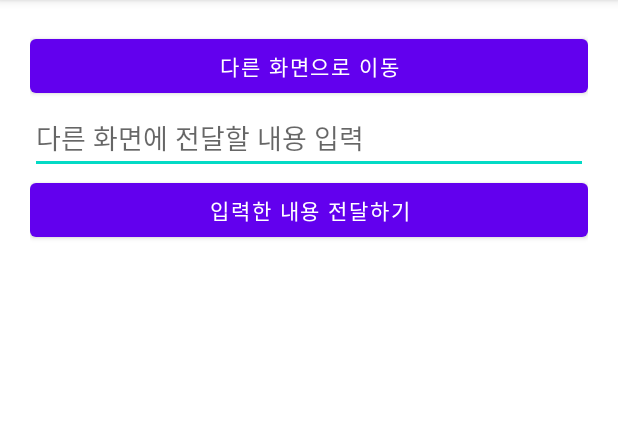
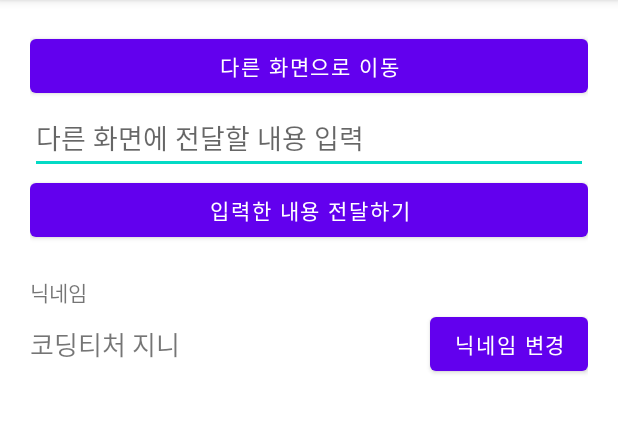
Before and after one commit to cho881020/Intent_20210819, an Android app: the screen it shows after launch (MainActivity), on a phone screen of 412 x 824 dp, the part 84-517 px from its top. Run offline under Robolectric (Android 15) with nearby library versions, the phone set to English and light mode, and no system bars.

Commit message:
메인화면 - 닉네임 보여주기+변경 버튼 배치

```diff
--- a/app/src/main/res/layout/activity_main.xml
+++ b/app/src/main/res/layout/activity_main.xml
@@ -26,4 +26,36 @@
         android:layout_height="wrap_content"
         android:text="입력한 내용 전달하기" />
 
+
+    <TextView
+        android:layout_width="wrap_content"
+        android:layout_height="wrap_content"
+        android:text="닉네임"
+        android:layout_marginTop="20dp"/>
+
+    <LinearLayout
+        android:layout_width="match_parent"
+        android:layout_height="wrap_content"
+        android:gravity="center_vertical"
+        android:orientation="horizontal">
+
+        <TextView
+            android:layout_width="wrap_content"
+            android:layout_height="wrap_content"
+            android:text="코딩티처 지니"
+            android:textSize="17sp"/>
+
+        <TextView
+            android:layout_width="0dp"
+            android:layout_height="wrap_content"
+            android:layout_weight="1" />
+
+        <Button
+            android:layout_width="wrap_content"
+            android:layout_height="wrap_content"
+            android:text="닉네임 변경" />
+
+    </LinearLayout>
+
+
 </LinearLayout>
```
